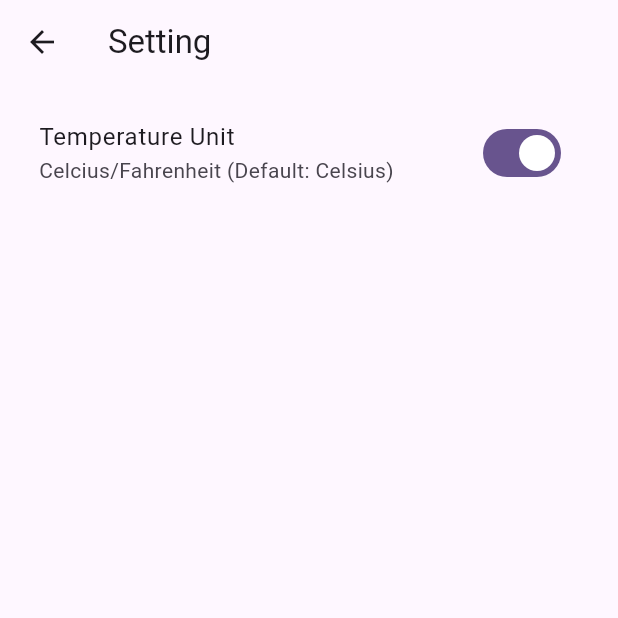
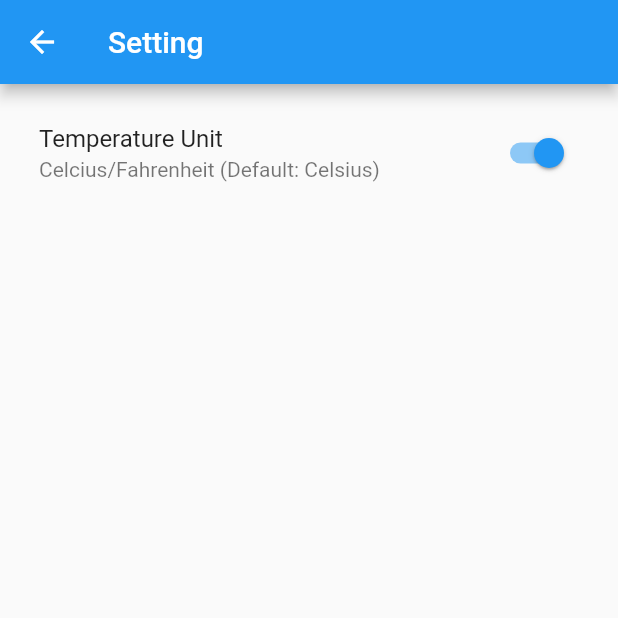
Before and after one commit to LukaszWalencik/Weather-App--2, a Flutter app: the screen it shows after launch, after a tap on the "settings" icon, on a phone screen of 412 x 824 dp, the top half of it. Run offline on Flutter 3.47's test engine with Material 2 defaults, Android fonts, the phone set to English and light mode, and no system bars; our stand-ins replace bloc, equatable, flutter_bloc, flutter_dotenv, recase.

Commit message:
Add BlocProvider with ThemeCubit and BlocBuilder to execute changinf theme state

```diff
--- a/lib/main.dart
+++ b/lib/main.dart
@@ -1,6 +1,7 @@
 import 'package:flutter/material.dart';
 import 'package:flutter_dotenv/flutter_dotenv.dart';
 import 'package:weather_app2/cubits/temp_settings/temp_settings_cubit.dart';
+import 'package:weather_app2/cubits/theme/theme_cubit.dart';
 import 'package:weather_app2/cubits/weather/weather_cubit.dart';
 import 'package:weather_app2/pages/my_home_page.dart';
 import 'package:flutter_bloc/flutter_bloc.dart';
@@ -30,15 +31,19 @@ class MyApp extends StatelessWidget {
           BlocProvider<TempSettingsCubit>(
             create: (context) => TempSettingsCubit(),
           ),
+          BlocProvider<ThemeCubit>(create: (context) => ThemeCubit())
         ],
-        child: MaterialApp(
-          title: 'Weather App',
-          debugShowCheckedModeBanner: false,
-          theme: ThemeData(
-            colorScheme: ColorScheme.fromSeed(seedColor: Colors.deepPurple),
-            useMaterial3: true,
-          ),
-          home: const MyHomePage(),
+        child: BlocBuilder<ThemeCubit, ThemeState>(
+          builder: (context, state) {
+            return MaterialApp(
+              title: 'Weather App',
+              debugShowCheckedModeBanner: false,
+              theme: state.appTheme == AppTheme.light
+                  ? ThemeData.light()
+                  : ThemeData.dark(),
+              home: const MyHomePage(),
+            );
+          },
         ),
       ),
     );
```
